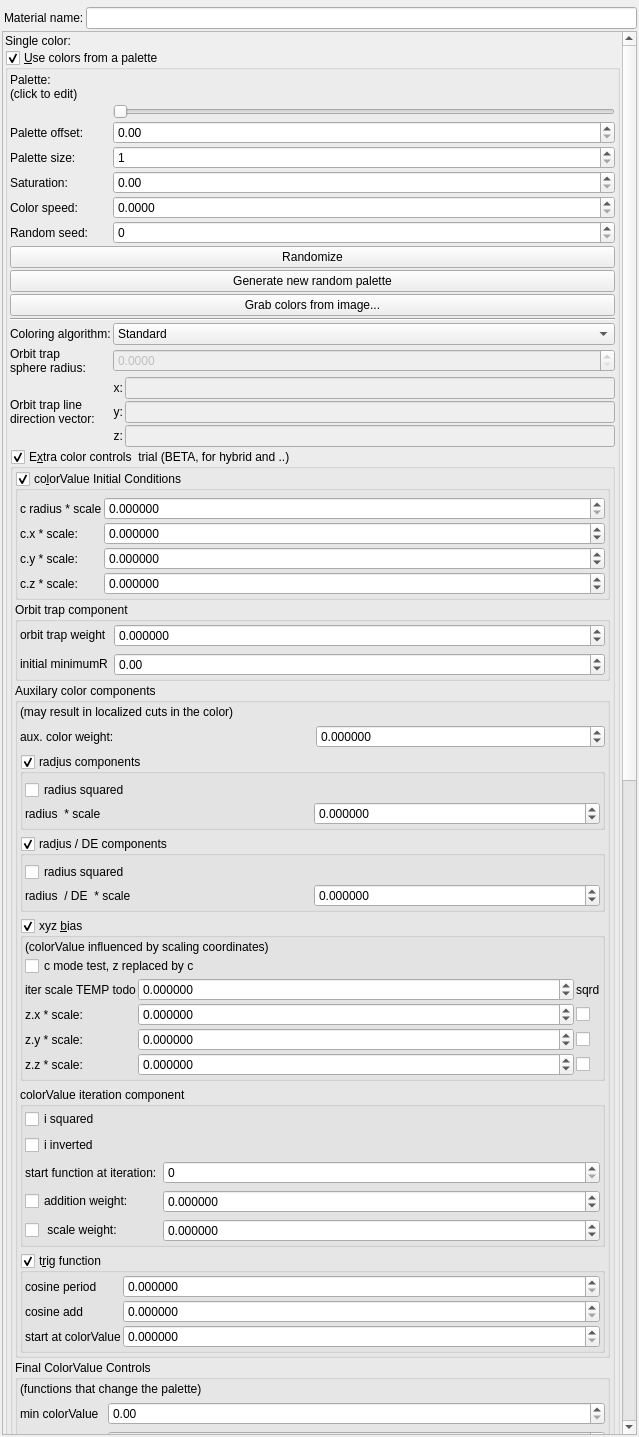
The window that mandelbulber2/qt/material_editor.ui (buddhi1980/mandelbulber2) describes before a commit, drawn with Qt 5.
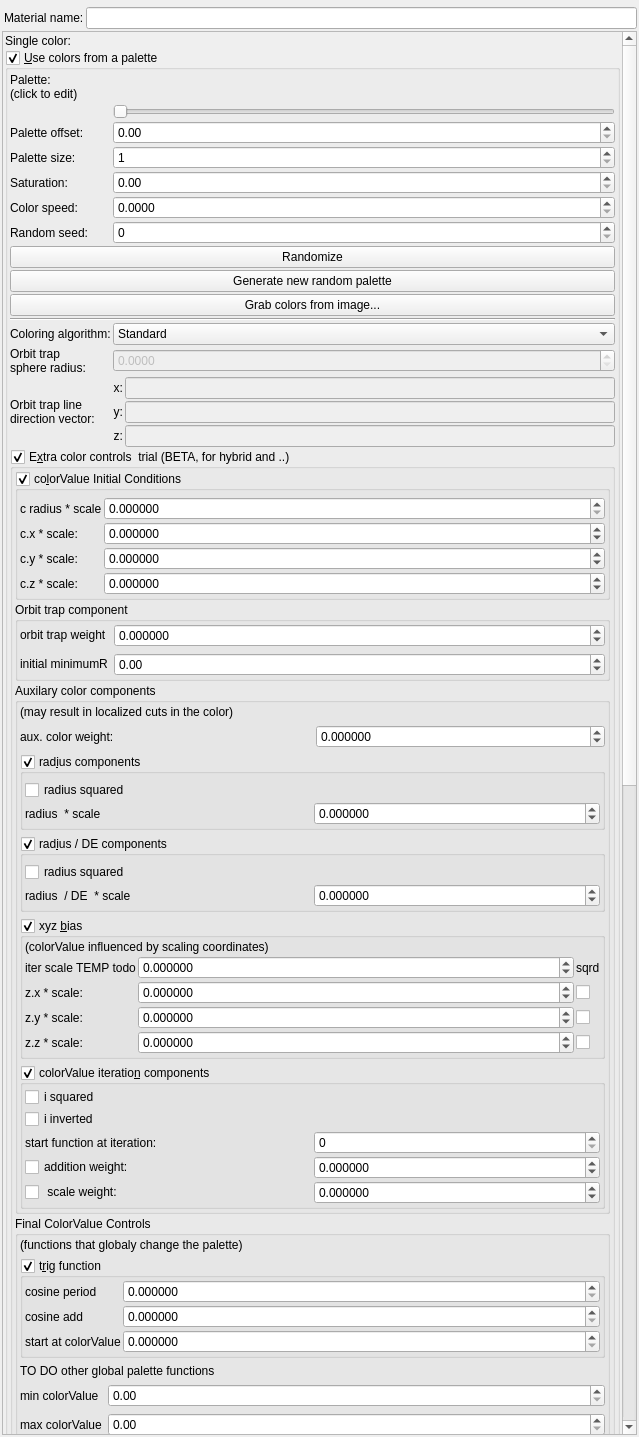
The same window after the commit. Icons and pictures are not drawn. Custom widgets are drawn as their Qt base class.

Commit message: colorValue iteration components in groupBox. Now all basic groupboxes are implemented. Next is to implement a few more options inside these groups

Patch:
```diff
--- a/mandelbulber2/qt/material_editor.ui
+++ b/mandelbulber2/qt/material_editor.ui
@@ -81,9 +81,9 @@
       <property name="geometry">
        <rect>
         <x>0</x>
-        <y>0</y>
+        <y>-647</y>
         <width>619</width>
-        <height>2997</height>
+        <height>2979</height>
        </rect>
       </property>
       <layout class="QVBoxLayout" name="verticalLayout_2">
@@ -1189,7 +1189,7 @@
                   <property name="checkable">
                    <bool>true</bool>
                   </property>
-                  <layout class="QVBoxLayout" name="verticalLayout_32" stretch="0,0,0">
+                  <layout class="QVBoxLayout" name="verticalLayout_32" stretch="0,0">
                    <property name="spacing">
                     <number>2</number>
                    </property>
@@ -1212,13 +1212,6 @@
                      </property>
                     </widget>
                    </item>
-                   <item>
-                    <widget class="QCheckBox" name="checkBox_fractal_coloring_c_mode_enabled_false">
-                     <property name="text">
-                      <string notr="true">c mode test, z replaced by c</string>
-                     </property>
-                    </widget>
-                   </item>
                    <item>
                     <layout class="QGridLayout" name="gridLayout_16" columnstretch="0,1,0">
                      <property name="spacing">
@@ -1398,11 +1391,20 @@
                  </widget>
                 </item>
                 <item>
-                 <widget class="QGroupBox" name="groupBox_4">
+                 <widget class="MyGroupBox" name="groupCheck_fractal_coloring_iter_group_enabled_false">
+                  <property name="toolTip">
+                   <string>&lt;html&gt;&lt;head/&gt;&lt;body&gt;&lt;p&gt;Adjusting the color speed  may be required, depending on the size of the fractal and location.&lt;/p&gt;&lt;/body&gt;&lt;/html&gt;</string>
+                  </property>
                   <property name="title">
-                   <string>colorValue iteration component</string>
+                   <string>colorValue iteratio&amp;n components</string>
                   </property>
-                  <layout class="QVBoxLayout" name="verticalLayout_6">
+                  <property name="checkable">
+                   <bool>true</bool>
+                  </property>
+                  <layout class="QVBoxLayout" name="verticalLayout_37" stretch="0,0,0">
+                   <property name="spacing">
+                    <number>2</number>
+                   </property>
                    <property name="leftMargin">
                     <number>2</number>
                    </property>
@@ -1430,27 +1432,10 @@
                     </widget>
                    </item>
                    <item>
-                    <layout class="QGridLayout" name="gridLayout_4" columnstretch="0,1">
-                     <item row="0" column="0">
-                      <widget class="QLabel" name="label_42">
-                       <property name="text">
-                        <string>start function at iteration:</string>
-                       </property>
-                      </widget>
-                     </item>
-                     <item row="0" column="1">
-                      <widget class="MySpinBox" name="spinboxInt_fractal_coloring_i_start_value">
-                       <property name="sizePolicy">
-                        <sizepolicy hsizetype="Minimum" vsizetype="Maximum">
-                         <horstretch>0</horstretch>
-                         <verstretch>0</verstretch>
-                        </sizepolicy>
-                       </property>
-                       <property name="maximum">
-                        <number>999</number>
-                       </property>
-                      </widget>
-                     </item>
+                    <layout class="QGridLayout" name="gridLayout_20" columnstretch="0,0">
+                     <property name="spacing">
+                      <number>2</number>
+                     </property>
                      <item row="1" column="0">
                       <widget class="QCheckBox" name="checkBox_fractal_coloring_iter_add_scale_enabled_false">
                        <property name="text">
@@ -1458,6 +1443,34 @@
                        </property>
                       </widget>
                      </item>
+                     <item row="1" column="1">
+                      <widget class="MyDoubleSpinBox" name="spinbox_fractal_coloring_iter_add_scale">
+                       <property name="sizePolicy">
+                        <sizepolicy hsizetype="Minimum" vsizetype="Maximum">
+                         <horstretch>0</horstretch>
+                         <verstretch>0</verstretch>
+                        </sizepolicy>
+                       </property>
+                       <property name="prefix">
+                        <string/>
+                       </property>
+                       <property name="suffix">
+                        <string/>
+                       </property>
+                       <property name="decimals">
+                        <number>6</number>
+                       </property>
+                       <property name="minimum">
+                        <double>-9999.999900000000707</double>
+                       </property>
+                       <property name="maximum">
+                        <double>9999.999900000000707</double>
+                       </property>
+                       <property name="singleStep">
+                        <double>0.100000000000000</double>
+                       </property>
+                      </widget>
+                     </item>
                      <item row="2" column="0">
                       <widget class="QCheckBox" name="checkBox_fractal_coloring_iter_scale_enabled_false">
                        <property name="text">
@@ -1465,31 +1478,16 @@
                        </property>
                       </widget>
                      </item>
-                     <item row="1" column="1">
-                      <widget class="MyDoubleSpinBox" name="spinbox_fractal_coloring_iter_add_scale">
+                     <item row="0" column="1">
+                      <widget class="MySpinBox" name="spinboxInt_fractal_coloring_i_start_value">
                        <property name="sizePolicy">
                         <sizepolicy hsizetype="Minimum" vsizetype="Maximum">
                          <horstretch>0</horstretch>
                          <verstretch>0</verstretch>
                         </sizepolicy>
                        </property>
-                       <property name="prefix">
-                        <string/>
-                       </property>
-                       <property name="suffix">
-                        <string/>
-                       </property>
-                       <property name="decimals">
-                        <number>6</number>
-                       </property>
-                       <property name="minimum">
-                        <double>-9999.999900000000707</double>
-                       </property>
                        <property name="maximum">
-                        <double>9999.999900000000707</double>
-                       </property>
-                       <property name="singleStep">
-                        <double>0.100000000000000</double>
+                        <number>999</number>
                        </property>
                       </widget>
                      </item>
@@ -1521,9 +1519,44 @@
                        </property>
                       </widget>
                      </item>
+                     <item row="0" column="0">
+                      <widget class="QLabel" name="label_42">
+                       <property name="text">
+                        <string>start function at iteration:</string>
+                       </property>
+                      </widget>
+                     </item>
                     </layout>
                    </item>
                   </layout>
+                 </widget>
+                </item>
+               </layout>
+              </widget>
+             </item>
+             <item>
+              <widget class="QGroupBox" name="groupBox_5">
+               <property name="title">
+                <string>Final ColorValue Controls</string>
+               </property>
+               <layout class="QVBoxLayout" name="verticalLayout_7">
+                <property name="leftMargin">
+                 <number>2</number>
+                </property>
+                <property name="topMargin">
+                 <number>2</number>
+                </property>
+                <property name="rightMargin">
+                 <number>2</number>
+                </property>
+                <property name="bottomMargin">
+                 <number>2</number>
+                </property>
+                <item>
+                 <widget class="QLabel" name="label">
+                  <property name="text">
+                   <string>(functions that globaly change the palette)</string>
+                  </property>
                  </widget>
                 </item>
                 <item>
@@ -1668,31 +1701,10 @@
                   </layout>
                  </widget>
                 </item>
-               </layout>
-              </widget>
-             </item>
-             <item>
-              <widget class="QGroupBox" name="groupBox_5">
-               <property name="title">
-                <string>Final ColorValue Controls</string>
-               </property>
-               <layout class="QVBoxLayout" name="verticalLayout_7">
-                <property name="leftMargin">
-                 <number>2</number>
-                </property>
-                <property name="topMargin">
-                 <number>2</number>
-                </property>
-                <property name="rightMargin">
-                 <number>2</number>
-                </property>
-                <property name="bottomMargin">
-                 <number>2</number>
-                </property>
                 <item>
-                 <widget class="QLabel" name="label">
+                 <widget class="QLabel" name="label_3">
                   <property name="text">
-                   <string>(functions that change the palette)</string>
+                   <string>TO DO other global palette functions</string>
                   </property>
                  </widget>
                 </item>
```
The commit also changes 4 other files.
